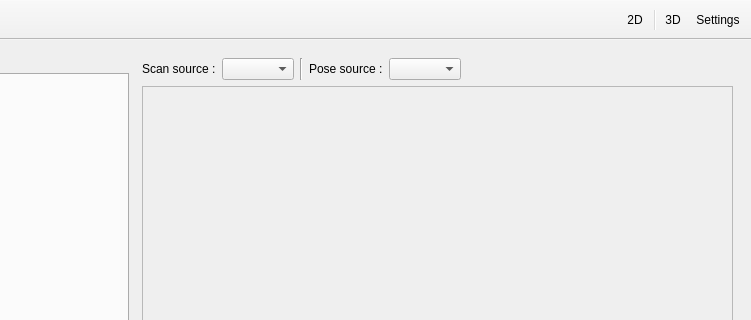
First picture: the form in applications/viewer/radiumViewer6/MainWindow.ui, repository T-PLAY/hub, before the edit; both pictures show x 167 to 918 and y 0 to 320 of the 918 by 680 pixel window.
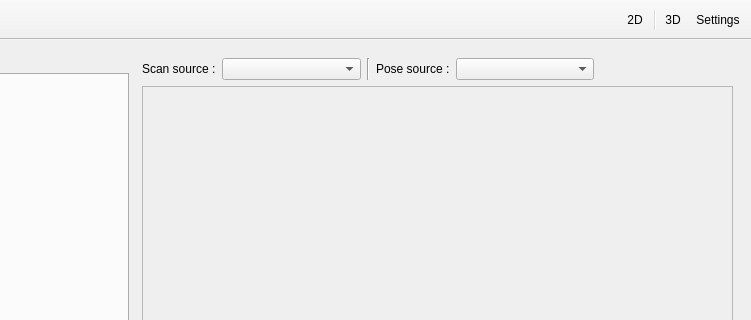
Second picture: the form after the edit. The open tabs and pages were chosen to show the change.

The edit to the form file:
```diff
--- a/applications/viewer/radiumViewer6/MainWindow.ui
+++ b/applications/viewer/radiumViewer6/MainWindow.ui
@@ -171,7 +171,26 @@
             </widget>
            </item>
            <item>
-            <widget class="QComboBox" name="comboBox_scan"/>
+            <widget class="QComboBox" name="comboBox_scan">
+             <property name="sizePolicy">
+              <sizepolicy hsizetype="MinimumExpanding" vsizetype="Fixed">
+               <horstretch>0</horstretch>
+               <verstretch>0</verstretch>
+              </sizepolicy>
+             </property>
+             <property name="minimumSize">
+              <size>
+               <width>0</width>
+               <height>0</height>
+              </size>
+             </property>
+             <property name="baseSize">
+              <size>
+               <width>0</width>
+               <height>0</height>
+              </size>
+             </property>
+            </widget>
            </item>
            <item>
             <widget class="Line" name="line">
@@ -188,13 +207,29 @@
             </widget>
            </item>
            <item>
-            <widget class="QComboBox" name="comboBox_pose"/>
+            <widget class="QComboBox" name="comboBox_pose">
+             <property name="sizePolicy">
+              <sizepolicy hsizetype="MinimumExpanding" vsizetype="Fixed">
+               <horstretch>0</horstretch>
+               <verstretch>0</verstretch>
+              </sizepolicy>
+             </property>
+             <property name="minimumSize">
+              <size>
+               <width>0</width>
+               <height>0</height>
+              </size>
+             </property>
+            </widget>
            </item>
            <item>
             <spacer name="horizontalSpacer">
              <property name="orientation">
               <enum>Qt::Horizontal</enum>
              </property>
+             <property name="sizeType">
+              <enum>QSizePolicy::Expanding</enum>
+             </property>
              <property name="sizeHint" stdset="0">
               <size>
                <width>40</width>
```
Left out of the diff: 2 changed lines with no effect on the pictures.
